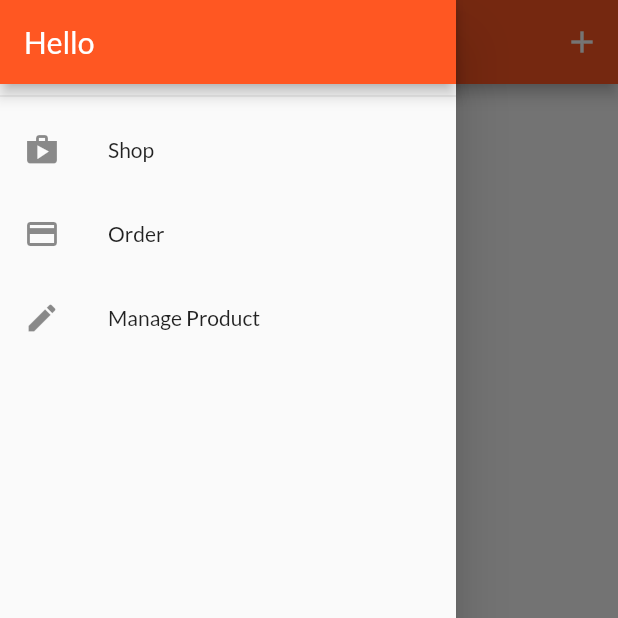
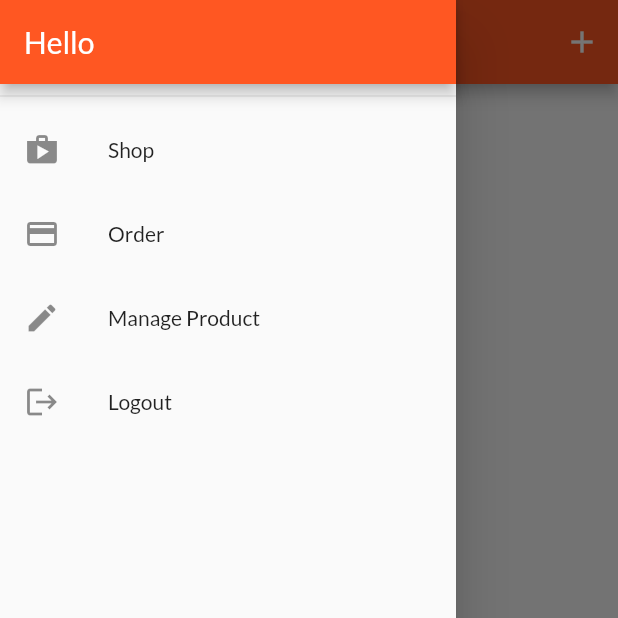
Before and after one commit to dobean99/shop_app, a Flutter app: the UserProductsScreen screen opened by its route, with the side drawer open, on a phone screen of 412 x 824 dp, the top half of it. Run offline on Flutter 3.47's test engine with Material 2 defaults, Android fonts, the phone set to English and light mode, and no system bars; network calls fail.

Commit message:
Adding User Authentication (log in, log out, management data....)

```diff
--- a/lib/providers/auth.dart
+++ b/lib/providers/auth.dart
@@ -2,11 +2,13 @@ import 'package:flutter/material.dart';
 import 'package:http/http.dart' as http;
 import 'dart:convert';
 import '../models/http_exception.dart';
+import 'dart:async';
 
 class Auth with ChangeNotifier {
   String _token;
   DateTime _expiryDate;
   String _userId;
+  Timer _authTimer;
 
   bool isAuth() {
     return _token != null;
@@ -18,7 +20,9 @@ class Auth with ChangeNotifier {
       return _token;
     return null;
   }
-
+  String get userId{
+    return _userId;
+  }
   Future<void> _authenticate(String email, String password,
       String urlSegment) async {
     try {
@@ -38,6 +42,7 @@ class Auth with ChangeNotifier {
       _userId = responseData['localId'];
       _expiryDate = DateTime.now().add(
           Duration(seconds: int.parse(responseData['expiresIn'])));
+      _autoLogout();
       notifyListeners();
     } catch (error) {
       throw error;
@@ -51,4 +56,26 @@ class Auth with ChangeNotifier {
   Future<void> logIn(String email, String password) async {
     return _authenticate(email, password, "signInWithPassword");
   }
+
+  void logout()
+  {
+    _token=null;
+    _userId=null;
+    _expiryDate=null;
+    if(_authTimer!=null)
+      {
+        _authTimer.cancel();
+        _authTimer=null;
+      }
+    notifyListeners();
+  }
+  void _autoLogout()
+  {
+    if(_authTimer!=null)
+      {
+        _authTimer.cancel();
+      }
+    final timeToExpiry= _expiryDate.difference(DateTime.now()).inSeconds;
+    _authTimer= Timer(Duration(seconds:timeToExpiry),logout);
+  }
 }
--- a/lib/providers/orders.dart
+++ b/lib/providers/orders.dart
@@ -23,10 +23,13 @@ class Orders with ChangeNotifier {
   List<OrderItem> get orders {
     return [..._orders];
   }
+  final String token;
+  final String userId;
+  Orders(this.token,this.userId,this._orders);
 
   Future<void> addOrder(List<CartItem> cartProducts, double total) async {
     var url = Uri.parse(
-        'https://flutter-course-27722-default-rtdb.firebaseio.com/orders.json');
+        'https://flutter-course-27722-default-rtdb.firebaseio.com/orders/$userId.json?auth=$token');
     final response = await http.post(url,
         body: json.encode({
           'amount': total,
@@ -53,7 +56,7 @@ class Orders with ChangeNotifier {
 
   Future<void> fetchOrder() async {
     var url = Uri.parse(
-        'https://flutter-course-27722-default-rtdb.firebaseio.com/orders.json');
+        'https://flutter-course-27722-default-rtdb.firebaseio.com/orders/$userId.json?auth=$token');
     try {
       final response = await http.get(url);
       final List<OrderItem> loadedOrders = [];
--- a/lib/screens/user_products_screen.dart
+++ b/lib/screens/user_products_screen.dart
@@ -9,12 +9,15 @@ class UserProductsScreen extends StatelessWidget {
   static const routeName = '/user-product';
 
   const UserProductsScreen({Key key}) : super(key: key);
-  Future<void>_refreshProducts(BuildContext context) async{
-    await Provider.of<Products>(context,listen: false).fetchProduct();
+
+  Future<void> _refreshProducts(BuildContext context) async {
+    await Provider.of<Products>(context, listen: false).fetchProduct(true);
+
   }
+
   @override
   Widget build(BuildContext context) {
-    final products = Provider.of<Products>(context);
+    print('....');
     return Scaffold(
       appBar: AppBar(
         title: Text('User Products'),
@@ -27,9 +30,17 @@ class UserProductsScreen extends StatelessWidget {
         ],
       ),
       drawer: AppDrawer(),
-      body: RefreshIndicator(
-        onRefresh: ()=>_refreshProducts(context),
-        child: Padding(
+      body: FutureBuilder(
+        future: _refreshProducts(context),
+        builder: (context, snapshot) =>
+            snapshot.connectionState == ConnectionState.waiting
+                ? Center(
+                    child: CircularProgressIndicator(),
+                  )
+                : RefreshIndicator(
+                    onRefresh: () => _refreshProducts(context),
+                    child: Consumer<Products>(
+                      builder: (ctx, products, _) => Padding(
                         padding: EdgeInsets.all(10),
                         child: ListView.builder(
                           itemBuilder: (_, i) => Column(children: [
@@ -44,6 +55,8 @@ class UserProductsScreen extends StatelessWidget {
                         ),
                       ),
                     ),
+                  ),
+      ),
     );
   }
 }
--- a/lib/widgets/app_drawer.dart
+++ b/lib/widgets/app_drawer.dart
@@ -1,4 +1,6 @@
 import 'package:flutter/material.dart';
+import 'package:provider/provider.dart';
+import '../providers/auth.dart';
 import '../screens/orders_screen.dart';
 import '../screens/user_products_screen.dart';
 
@@ -33,6 +35,14 @@ class AppDrawer extends StatelessWidget {
             onTap: () {
               Navigator.pushReplacementNamed(context, UserProductsScreen.routeName);
             },
+          ),
+          ListTile(
+            leading: Icon(Icons.logout),
+            title: Text('Logout'),
+            onTap: () {
+              Navigator.of(context).pop();
+              Provider.of<Auth>(context,listen: false).logout();
+            },
           )
         ],
       ),
--- a/lib/widgets/product_item.dart
+++ b/lib/widgets/product_item.dart
@@ -1,5 +1,6 @@
 import 'package:flutter/material.dart';
 import 'package:provider/provider.dart';
+import '../providers/auth.dart';
 import '../providers/cart.dart';
 import '../providers/product.dart';
 import '../screens/product_detail_screen.dart';
@@ -15,6 +16,7 @@ class ProductItem extends StatelessWidget {
   Widget build(BuildContext context) {
     final product = Provider.of<Product>(context, listen: false);
     final cart = Provider.of<Cart>(context, listen: false);
+    final authData=Provider.of<Auth>(context);
     return GridTile(
       child: GestureDetector(
         onTap: () {
@@ -37,7 +39,7 @@ class ProductItem extends StatelessWidget {
                   : Icon(Icons.favorite_border),
               color: Theme.of(context).accentColor,
               onPressed: () {
-                product.toggleFavoriteStatus();
+                product.toggleFavoriteStatus(authData.token,authData.userId);
               },
             ),
           ),
```
Also changed, not shown: lib/main.dart (+9 -6 lines), lib/providers/product.dart (+11 -15 lines), lib/providers/products.dart (+28 -17 lines), lib/screens/edit_product_screen.dart (+10 -11 lines). Lines whose indentation alone changed are shown as unchanged.
